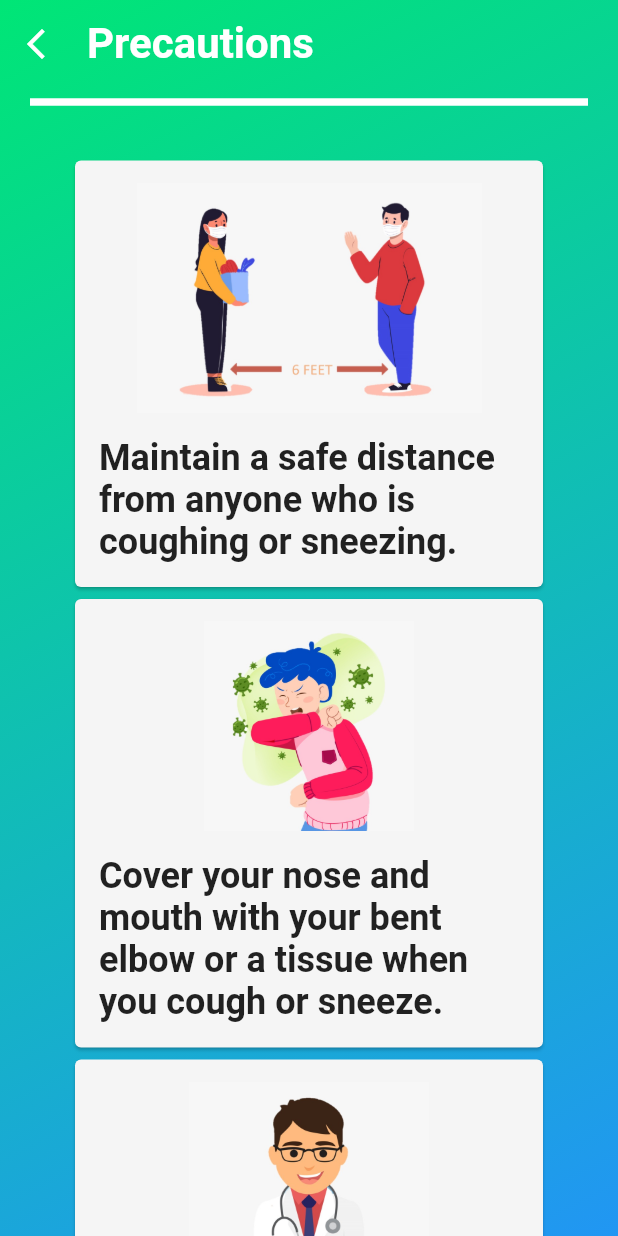
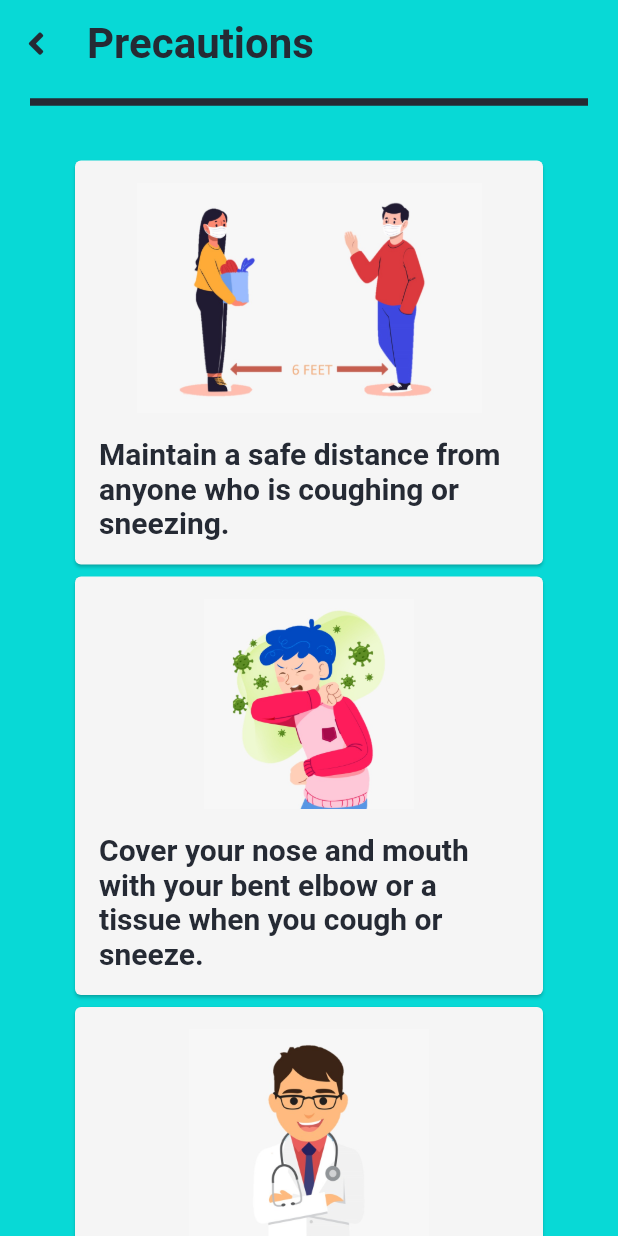
Before and after one commit to IshanRakte/CoviTrack, a Flutter app: the screen it shows after launch, after a tap on "Precautions >", on a phone screen of 412 x 824 dp. Run offline on Flutter 3.47's test engine with Material 2 defaults, Android fonts, the phone set to English and light mode, and no system bars; our stand-ins replace bottom_navy_bar, dio, font_awesome_flutter; network calls fail.

Commit message:
UI theme update

```diff
--- a/covitrack/lib/main.dart
+++ b/covitrack/lib/main.dart
@@ -31,7 +31,9 @@ class HomePage extends StatelessWidget {
   @override
   Widget build(BuildContext context) {
     return Scaffold(
-     body: SafeArea(
+     body: Container(
+       color: Color(0xffEAEAEA),
+       child: SafeArea(
           child: Column(
             children: [
               SizedBox(height: 28,),
@@ -43,6 +45,7 @@ class HomePage extends StatelessWidget {
                     style: TextStyle(
                       fontSize: 30,
                       fontWeight: FontWeight.bold,
+                      color: Color(0xff252A34)
                     ),
                   ),
                 ],
@@ -51,7 +54,7 @@ class HomePage extends StatelessWidget {
                 height: 30,
                 thickness: 5,
                 indent: 20,
-              color: Colors.black,
+                color: Color(0xff252A34),
                 endIndent: 20,
               ),
 
@@ -65,13 +68,14 @@ class HomePage extends StatelessWidget {
                     borderRadius: BorderRadius.circular(15),
                   ),
                     child: Container(
-                    decoration: BoxDecoration(
-                      gradient: LinearGradient(
-                        colors: [Colors.purple, Colors.blue],
-                        begin: Alignment.topLeft,
-                        end: Alignment.bottomRight,
-                      ),
-                    ),
+                      color: Color(0xff08D9D6),
+                      // decoration: BoxDecoration(
+                      //   gradient: LinearGradient(
+                      //     colors: [Colors.purple, Colors.blue],
+                      //     begin: Alignment.topLeft,
+                      //     end: Alignment.bottomRight,
+                      //   ),
+                      // ),
                       width: 200,
                       // padding: EdgeInsets.all(5),
                       child: Material(
@@ -90,7 +94,7 @@ class HomePage extends StatelessWidget {
                                   Text(
                                     'Tracker >',
                                     style: TextStyle(
-                                    color: Colors.white,
+                                      color: Color(0xff252A34),
                                       fontWeight: FontWeight.bold,
                                     ),
                                   ),
@@ -112,7 +116,7 @@ class HomePage extends StatelessWidget {
                   Container(
                     height: 38,
                     width: 4,
-                  color: Colors.purple,
+                    color: Color(0xff08D9D6),
                   ),
                   SizedBox(width: 6,),
                   Text(
@@ -121,6 +125,7 @@ class HomePage extends StatelessWidget {
                       fontSize: 20,
                       fontWeight: FontWeight.bold,
                       letterSpacing: 1,
+                      color: Color(0xff252A34)
                     ),
                   ),
                 ],
@@ -149,6 +154,7 @@ class HomePage extends StatelessWidget {
                       fontWeight: FontWeight.bold,
                       fontSize: 18,
                       letterSpacing: 1,
+                      color: Color(0xff252A34)
                     ),
                   ),
                 ],
@@ -256,7 +262,7 @@ class HomePage extends StatelessWidget {
                     clipBehavior: Clip.antiAlias,
                     shape: RoundedRectangleBorder(
                       borderRadius: BorderRadius.circular(10),
-                    side: BorderSide(width: 2, color: Colors.blueAccent,),
+                      side: BorderSide(width: 2, color: Color(0xff252A34),),
                     ),
                     elevation: 4,
                     child: Material(
@@ -279,7 +285,7 @@ class HomePage extends StatelessWidget {
                                       Text(
                                         'Symptoms >',
                                         style: TextStyle(
-                                        color: Colors.blueAccent,
+                                          color: Color(0xff252A34),
                                           fontWeight: FontWeight.bold,
                                           fontSize: 12,
                                         ),
@@ -301,7 +307,7 @@ class HomePage extends StatelessWidget {
                     clipBehavior: Clip.antiAlias,
                     shape: RoundedRectangleBorder(
                       borderRadius: BorderRadius.circular(10),
-                    side: BorderSide(width: 2, color: Colors.green,),
+                      side: BorderSide(width: 2, color: Color(0xff252A34),),
                     ),
                     elevation: 4,
                     child: Material(
@@ -324,7 +330,7 @@ class HomePage extends StatelessWidget {
                                       Text(
                                         'Precautions >',
                                         style: TextStyle(
-                                        color: Colors.green,
+                                          color: Color(0xff252A34),
                                           fontWeight: FontWeight.bold,
                                           fontSize: 12,
                                         ),
@@ -347,25 +353,26 @@ class HomePage extends StatelessWidget {
               Center(
                 child: Card(
                   elevation: 4,
-                shadowColor: Colors.red,
+                  // shadowColor: Colors.red,
 
                   clipBehavior: Clip.antiAlias,
                   shape: RoundedRectangleBorder(
                     borderRadius: BorderRadius.circular(15),
                   ),
                     child: Container(
-                    decoration: BoxDecoration(
-                      gradient: LinearGradient(
-                        colors: [Colors.redAccent, Colors.red],
-                        begin: Alignment.topCenter,
-                        end: Alignment.bottomCenter,
-                      ),
-                    ),
+                      color: Color(0xffFF2E63),
+                      // decoration: BoxDecoration(
+                      //   gradient: LinearGradient(
+                      //     colors: [Colors.redAccent, Colors.red],
+                      //     begin: Alignment.topCenter,
+                      //     end: Alignment.bottomCenter,
+                      //   ),
+                      // ),
                       width: 270,
                       child: Material(
                         color: Colors.transparent,
                         child: InkWell(
-                        splashColor: Colors.red,
+                          // splashColor: Colors.red,
                           onTap: (){
                             Navigator.pushNamed(context, '/emergency');
                           },
@@ -399,6 +406,7 @@ class HomePage extends StatelessWidget {
           ),
 
         ),
+     ),
     );
   }
 }
--- a/covitrack/lib/screens/precautions.dart
+++ b/covitrack/lib/screens/precautions.dart
@@ -1,16 +1,18 @@
 import 'package:flutter/material.dart';
+import 'package:font_awesome_flutter/font_awesome_flutter.dart';
 class Precautions extends StatelessWidget {
   static String route = '/precaution';
   @override
   Widget build(BuildContext context) {
     return Scaffold(
       body: Container(
-        decoration: BoxDecoration(
-            gradient: LinearGradient(
-          colors: [Colors.greenAccent.shade400, Colors.blue],
-          begin: Alignment.topLeft,
-          end: Alignment.bottomRight,
-        )),
+        color: Color(0xff08D9D6),
+        // decoration: BoxDecoration(
+        //     gradient: LinearGradient(
+        //   colors: [Colors.greenAccent.shade400, Colors.blue],
+        //   begin: Alignment.topLeft,
+        //   end: Alignment.bottomRight,
+        // )),
         child: Center(
           child: SafeArea(
             child: Column(
@@ -24,10 +26,11 @@ class Precautions extends StatelessWidget {
                           onPressed: () {
                             Navigator.pop(context);
                           },
-                          icon: Icon(
-                            Icons.arrow_back_ios_new,
-                            color: Colors.white,
-                          ),
+                          icon: FaIcon(FontAwesomeIcons.angleLeft,color: Color(0xff252A34),)
+                          // icon: Icon(
+                          //   Icons.arrow_back_ios_new,
+                          //   color: Colors.white,
+                          // ),
                         ),
                       ],
                     ),
@@ -39,7 +42,7 @@ class Precautions extends StatelessWidget {
                       style: TextStyle(
                           fontWeight: FontWeight.bold,
                           fontSize: 28,
-                          color: Colors.white),
+                          color: Color(0xff252A34)),
                     ),
                   ],
                 ),
@@ -48,7 +51,7 @@ class Precautions extends StatelessWidget {
                   thickness: 5,
                   indent: 20,
                   endIndent: 20,
-                  color: Colors.white,
+                  color: Color(0xff252A34),
                 ),
                 SizedBox(height: 20,),
 
@@ -76,8 +79,9 @@ class Precautions extends StatelessWidget {
                                   child: Text(
                                     'Maintain a safe distance from anyone who is coughing or sneezing.',
                                     style: TextStyle(
-                                      fontSize: 24,
+                                      fontSize: 20,
                                       fontWeight: FontWeight.bold,
+                                      color: Color(0xff252A34),
                                     ),
                                   ),
                                 )
@@ -104,8 +108,9 @@ class Precautions extends StatelessWidget {
                                   child: Text(
                                     'Cover your nose and mouth with your bent elbow or a tissue when you cough or sneeze.',
                                     style: TextStyle(
-                                      fontSize: 24,
+                                      fontSize: 20,
                                       fontWeight: FontWeight.bold,
+                                      color: Color(0xff252A34),
                                     ),
                                   ),
                                 )
@@ -132,8 +137,9 @@ class Precautions extends StatelessWidget {
                                   child: Text(
                                     'Stay home if you feel unwell.\nIf you have a fever, cough and difficulty breathing, seek medical attention.',
                                     style: TextStyle(
-                                      fontSize: 24,
+                                      fontSize: 20,
                                       fontWeight: FontWeight.bold,
+                                      color: Color(0xff252A34),
                                     ),
                                   ),
                                 )
@@ -160,8 +166,9 @@ class Precautions extends StatelessWidget {
                                   child: Text(
                                     'Clean your hands often.\nUse soap and water, or an alcohol-based hand rub.',
                                     style: TextStyle(
-                                      fontSize: 24,
+                                      fontSize: 20,
                                       fontWeight: FontWeight.bold,
+                                      color: Color(0xff252A34),
                                     ),
                                   ),
                                 )
@@ -188,8 +195,9 @@ class Precautions extends StatelessWidget {
                                   child: Text(
                                     'Wear a mask when physical distancing is not possible.',
                                     style: TextStyle(
-                                      fontSize: 24,
+                                      fontSize: 20,
                                       fontWeight: FontWeight.bold,
+                                      color: Color(0xff252A34),
                                     ),
                                   ),
                                 )
@@ -216,8 +224,9 @@ class Precautions extends StatelessWidget {
                                   child: Text(
                                     'Don’t touch your eyes, nose or mouth.',
                                     style: TextStyle(
-                                      fontSize: 24,
+                                      fontSize: 20,
                                       fontWeight: FontWeight.bold,
+                                      color: Color(0xff252A34),
                                     ),
                                   ),
                                 )
```
Also changed, not shown: covitrack/lib/screens/bottomNavigation_tracker.dart (+15 -12 lines), covitrack/lib/screens/symptoms.dart (+32 -13 lines), covitrack/lib/screens/vaccine.dart (+7 -4 lines), covitrack/lib/tracker/indiacases3.dart (+15 -45 lines), covitrack/lib/tracker/tracker.dart (+35 -15 lines), covitrack/lib/tracker/world_countrywise.dart (+18 -15 lines). Lines whose indentation alone changed are shown as unchanged.
